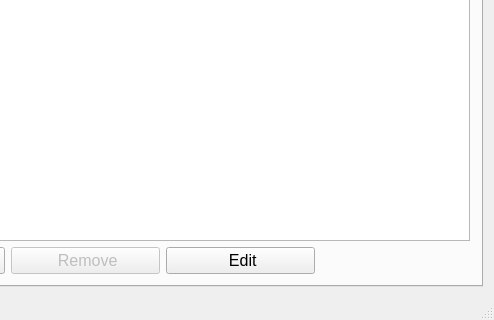
The window that mainwindow.ui (ManiSigt/Verklegt-nams) describes before a commit, drawn with Qt 5; both pictures show x 168 to 662 and y 173 to 493 of the 662 by 493 pixel window.
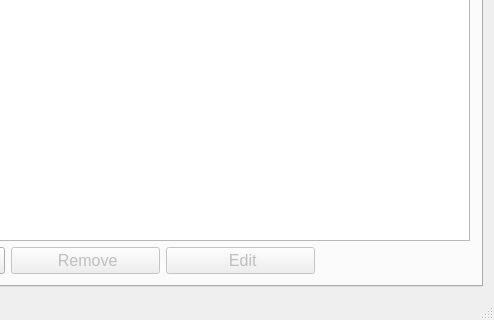
The same window after the commit. Icons and pictures are not drawn.

```diff
--- a/mainwindow.ui
+++ b/mainwindow.ui
@@ -291,6 +291,9 @@
         </item>
         <item row="2" column="2">
          <widget class="QPushButton" name="button_connections_edit">
+          <property name="enabled">
+           <bool>false</bool>
+          </property>
           <property name="text">
            <string> Edit</string>
           </property>
```
